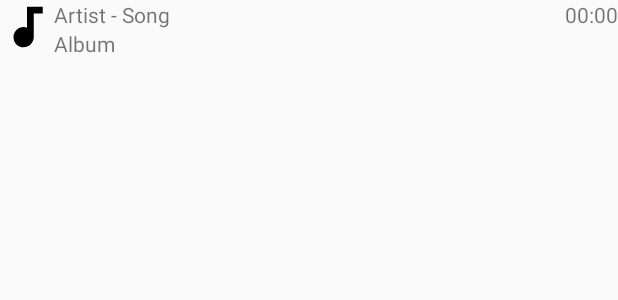
After one commit to LanShunoda/MusicPlayer, an Android app: the layout songs_list_item.xml on its own in the app's theme, with its tools: preview values and no code run, on a phone screen of 412 x 824 dp. The commit adds this screen. Shown: the top 300 px of the screen. Run offline under Robolectric (Android 15) with nearby library versions, the phone set to English and light mode, and no system bars.

Commit message:
song list presentation done

```diff
--- a/app/build.gradle
+++ b/app/build.gradle
@@ -23,4 +23,5 @@ dependencies {
     compile fileTree(dir: 'libs', include: ['*.jar'])
     testCompile 'junit:junit:4.12'
     compile 'com.android.support:appcompat-v7:24.1.1'
+    compile 'com.wnafee:vector-compat:1.0.5'
 }
--- a/app/src/main/java/com/plorial/musicplayer/SongsListFragment.java
+++ b/app/src/main/java/com/plorial/musicplayer/SongsListFragment.java
@@ -14,6 +14,8 @@ import android.view.ViewGroup;
 import android.widget.ArrayAdapter;
 import android.widget.ListView;
 
+import com.plorial.musicplayer.pojo.SongsListItem;
+
 /**
  * Created by plorial on 8/9/16.
  */
@@ -22,7 +24,7 @@ public class SongsListFragment extends Fragment {
     private static final String TAG = SongsListFragment.class.getSimpleName();
 
     private ListView listView;
-    private ArrayAdapter<String> adapter;
+    private SongsArrayAdapter adapter;
     private AudioFilesPresenter presenter;
 
     @Nullable
@@ -36,7 +38,7 @@ public class SongsListFragment extends Fragment {
     public void onViewCreated(View view, Bundle savedInstanceState) {
         super.onViewCreated(view, savedInstanceState);
         listView = (ListView) view.findViewById(R.id.listView);
-        adapter = new ArrayAdapter<String>(getActivity(), android.R.layout.simple_list_item_1, android.R.id.text1);
+        adapter = new SongsArrayAdapter(getActivity(), R.layout.songs_list_item);
         listView.setAdapter(adapter);
         presenter = new AudioFilesPresenter();
         presenter.getAllSongs(adapter);
--- /dev/null
+++ b/app/src/main/res/drawable/audiotrack_black.xml
@@ -0,0 +1,9 @@
+<vector xmlns:android="http://schemas.android.com/apk/res/android"
+        android:width="36dp"
+        android:height="36dp"
+        android:viewportWidth="24.0"
+        android:viewportHeight="24.0">
+    <path
+        android:pathData="M12,3v9.28c-0.47,-0.17 -0.97,-0.28 -1.5,-0.28C8.01,12 6,14.01 6,16.5S8.01,21 10.5,21c2.31,0 4.2,-1.75 4.45,-4H15V6h4V3h-7z"
+        android:fillColor="#000000"/>
+</vector>
--- /dev/null
+++ b/app/src/main/res/layout/songs_list_item.xml
@@ -0,0 +1,38 @@
+<?xml version="1.0" encoding="utf-8"?>
+<LinearLayout xmlns:android="http://schemas.android.com/apk/res/android"
+    xmlns:app="http://schemas.android.com/apk/res-auto"
+    android:orientation="horizontal"
+    android:layout_width="match_parent"
+    android:layout_height="match_parent">
+
+    <android.support.v7.widget.AppCompatImageView
+        android:layout_width="wrap_content"
+        android:layout_height="wrap_content"
+        app:srcCompat="@drawable/audiotrack_black"/>
+
+    <LinearLayout
+        android:orientation="vertical"
+        android:layout_width="match_parent"
+        android:layout_height="wrap_content"
+        android:layout_weight="2">
+
+        <TextView
+            android:layout_width="wrap_content"
+            android:layout_height="wrap_content"
+            android:text="Artist - Song"
+            android:id="@+id/tvArtistSong" />
+
+        <TextView
+            android:layout_width="wrap_content"
+            android:layout_height="wrap_content"
+            android:text="Album"
+            android:id="@+id/tvAlbum" />
+    </LinearLayout>
+
+    <TextView
+        android:layout_width="wrap_content"
+        android:layout_height="wrap_content"
+        android:text="00:00"
+        android:id="@+id/tvDuration" />
+
+</LinearLayout>
```
Also changed, not shown: app/src/main/java/com/plorial/musicplayer/AudioFilesPresenter.java (+16 -5 lines), app/src/main/java/com/plorial/musicplayer/SongsArrayAdapter.java (added, +71 -0 lines), app/src/main/java/com/plorial/musicplayer/pojo/SongsListItem.java (added, +41 -0 lines).
